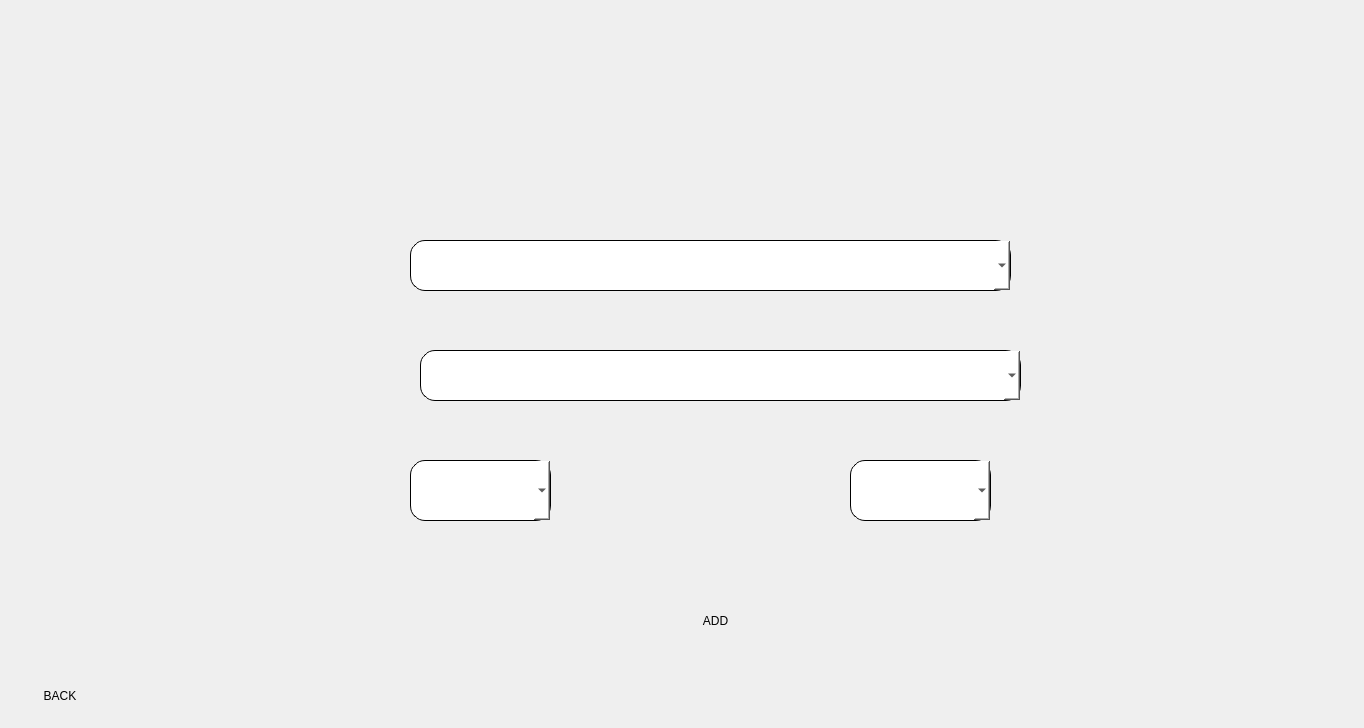
0Abdalla0/courseRegistration, file managegrades.ui: the form before one commit.
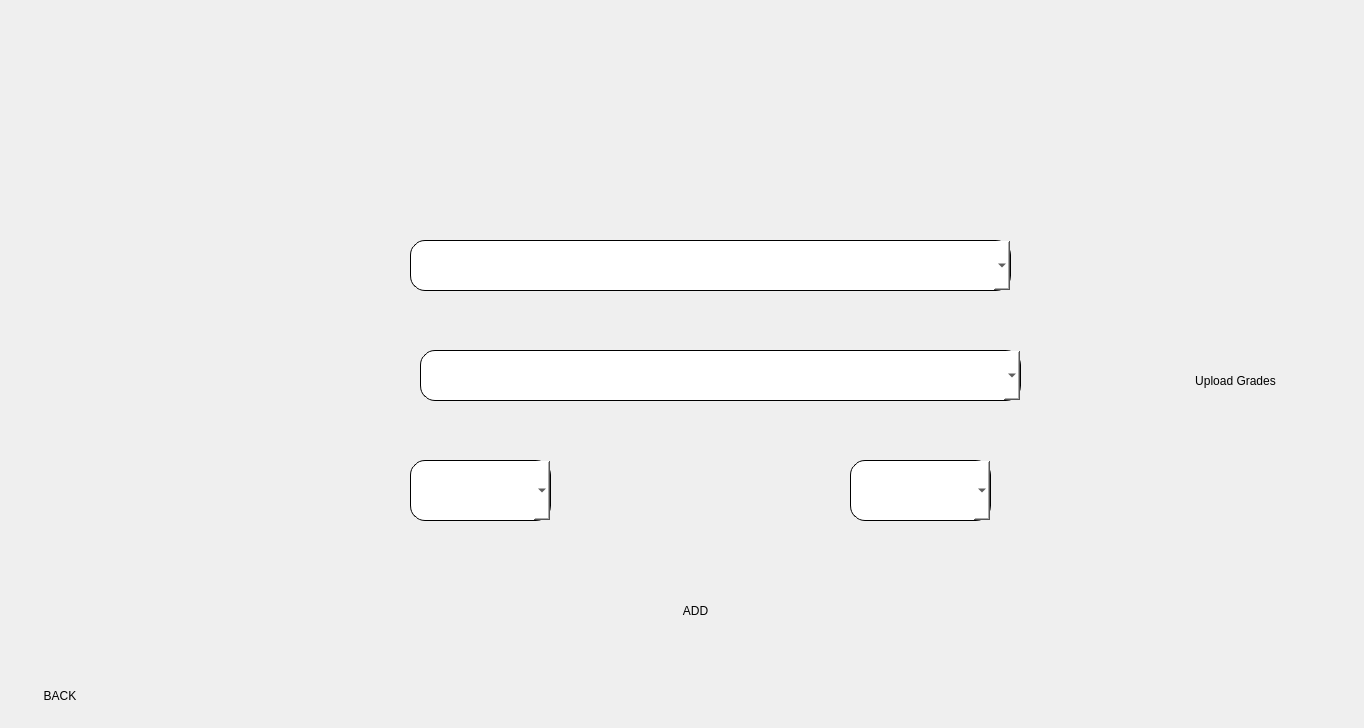
The form after the commit. Icons and pictures are not drawn.

```diff
--- a/managegrades.ui
+++ b/managegrades.ui
@@ -19,8 +19,8 @@
   <widget class="QPushButton" name="addGradeBtn">
    <property name="geometry">
     <rect>
-     <x>640</x>
-     <y>590</y>
+     <x>620</x>
+     <y>580</y>
      <width>151</width>
      <height>61</height>
     </rect>
@@ -129,6 +129,26 @@
 color:black;</string>
    </property>
   </widget>
+  <widget class="QPushButton" name="uploadGradesBtn">
+   <property name="geometry">
+    <rect>
+     <x>1150</x>
+     <y>350</y>
+     <width>171</width>
+     <height>61</height>
+    </rect>
+   </property>
+   <property name="styleSheet">
+    <string notr="true">background-image: url(:/imgs/images/white.jpg);
+font: 350 18pt &quot;Segoe UI&quot;;
+color:black;
+border:none;
+border-radius:15%;</string>
+   </property>
+   <property name="text">
+    <string>Upload Grades</string>
+   </property>
+  </widget>
  </widget>
  <resources/>
  <connections/>
```
